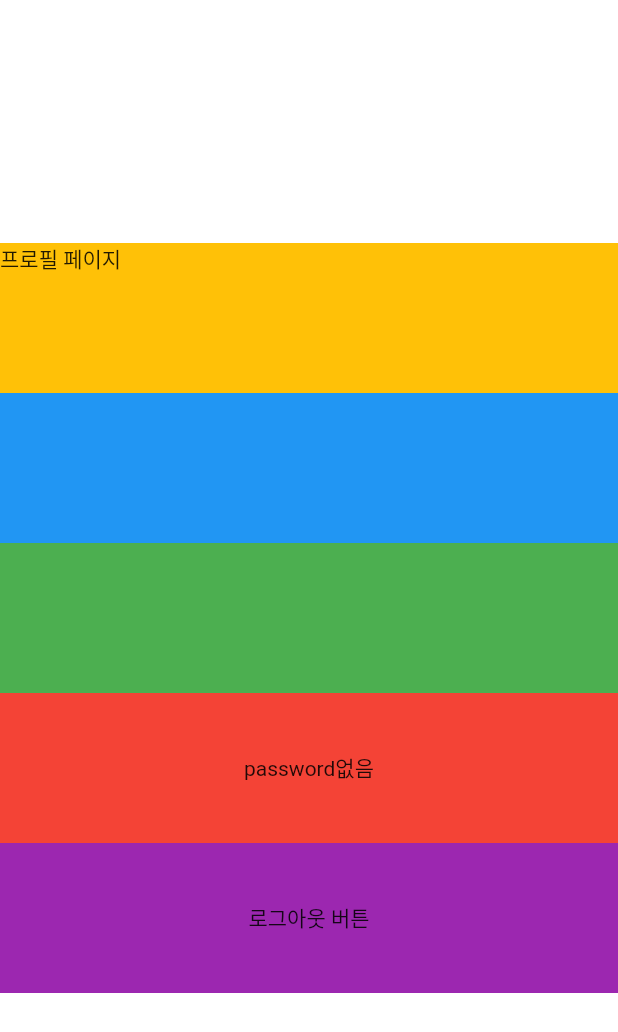
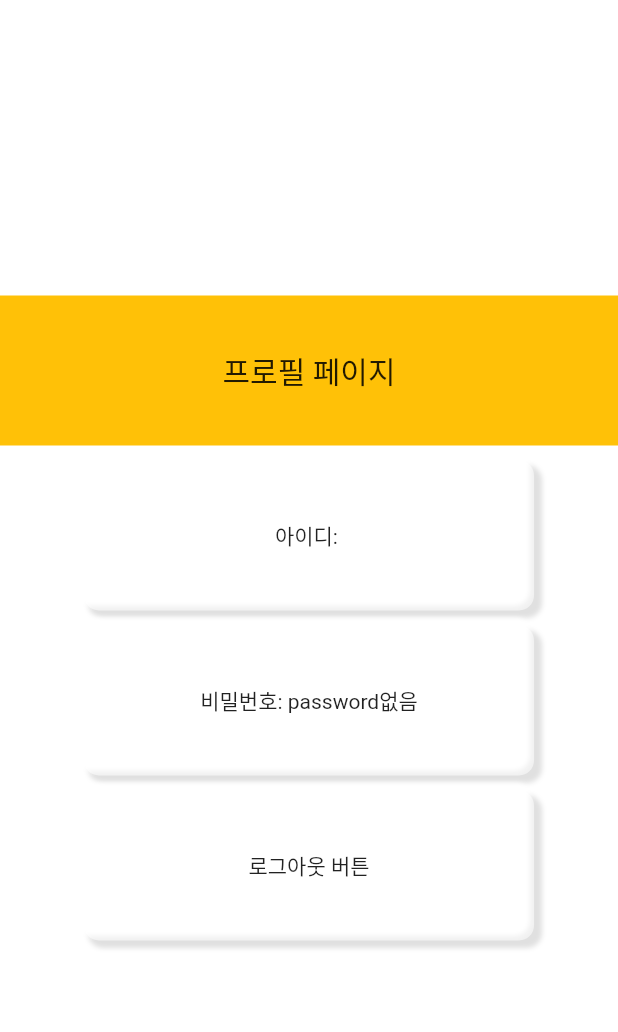
Before and after one commit to troymerai/COSMIC-tryon, a Flutter app: the ProfileScreen screen opened directly, on a phone screen of 412 x 824 dp. Shown: the top 1032 px of the screen. Run offline on Flutter 3.47's test engine with Material 2 defaults, Android fonts, the phone set to English and light mode, and no system bars; our stand-ins replace equatable, fluttertoast, get, image_picker, permission_handler, shared_preferences; accounts and stored records are empty.

Commit message:
style: UI 수정 (#30)

```diff
--- a/tryondemo/lib/src/screen/bottomnavigation/profilescreen.dart
+++ b/tryondemo/lib/src/screen/bottomnavigation/profilescreen.dart
@@ -19,17 +19,19 @@ class _ProfileScreenState extends State<ProfileScreen> {
     final String savedId = await UserPreferences.getUserId();
     final String savedPassword = await UserPreferences.getUserPassword();
 
-    /** 사용자를 정보 삭제 */
+    // 1. 사용자 정보 중 저장해두고 싶지 않은 정보 삭제
     await UserPreferences.clear(
         keepUid: true, keepId: true, keepPassword: true, keepToken: true);
 
+    // 2. 메모리 상의 사용자 정보 삭제
     setState(() {
       // 로그인 상태를 나타내는 변수나 클래스 초기화
     });
 
+    // 3. 로그아웃 완료 후 토스트 메세지 출력
     Fluttertoast.showToast(msg: "로그아웃 되었습니다.");
 
-    // 로그아웃 프로세스 후 로그인 페이지로 이동
+    // 4. 로그아웃 완료 후 로그인 페이지로 이동
     Get.to(() => LoginScreen());
   }
 
@@ -49,34 +51,99 @@ class _ProfileScreenState extends State<ProfileScreen> {
               width: double.infinity,
               height: 100,
               color: Colors.amber,
-              child: const Text('프로필 페이지'),
+              child: const Center(
+                child: Text(
+                  '프로필 페이지',
+                  style: TextStyle(fontSize: 20),
+                ),
+              ),
+            ),
+            SizedBox(
+              height: 10,
+            ),
+            // Container(
+            //   width: double.infinity,
+            //   height: 100,
+            //   color: Colors.blue,
+            //   child: Center(child: Text(userUid)),
+            // ),
+            Container(
+              width: 300,
+              height: 100,
+              decoration: BoxDecoration(
+                color: Colors.white54,
+                borderRadius: BorderRadius.circular(10),
+                boxShadow: [
+                  BoxShadow(
+                    color: Colors.grey[300]!,
+                    offset: Offset(4, 4),
+                    blurRadius: 2,
+                    spreadRadius: 1,
+                  ),
+                  BoxShadow(
+                    color: Colors.white,
+                    offset: Offset(-4, -4),
+                    blurRadius: 2,
+                    spreadRadius: 1,
+                  ),
+                ],
+              ),
+              child: Center(child: Text('아이디: ' + userId)),
+            ),
+            SizedBox(
+              height: 10,
             ),
             Container(
-              width: double.infinity,
+              width: 300,
               height: 100,
-              color: Colors.blue,
-              child: Center(child: Text(userUid)),
+              decoration: BoxDecoration(
+                color: Colors.white54,
+                borderRadius: BorderRadius.circular(10),
+                boxShadow: [
+                  BoxShadow(
+                    color: Colors.grey[300]!,
+                    offset: Offset(4, 4),
+                    blurRadius: 2,
+                    spreadRadius: 1,
+                  ),
+                  BoxShadow(
+                    color: Colors.white,
+                    offset: Offset(-4, -4),
+                    blurRadius: 2,
+                    spreadRadius: 1,
+                  ),
+                ],
+              ),
+              child: Center(child: Text('비밀번호: ' + userPassword)),
             ),
-            Container(
-              width: double.infinity,
-              height: 100,
-              color: Colors.green,
-              child: Center(child: Text(userId)),
-            ),
-            Container(
-              width: double.infinity,
-              height: 100,
-              color: Colors.red,
-              child: Center(child: Text(userPassword)),
+            SizedBox(
+              height: 10,
             ),
             GestureDetector(
               onTap: () {
                 logout();
               },
               child: Container(
-                width: double.infinity,
+                width: 300,
                 height: 100,
-                color: Colors.purple,
+                decoration: BoxDecoration(
+                  color: Colors.white54,
+                  borderRadius: BorderRadius.circular(10),
+                  boxShadow: [
+                    BoxShadow(
+                      color: Colors.grey[300]!,
+                      offset: Offset(4, 4),
+                      blurRadius: 2,
+                      spreadRadius: 1,
+                    ),
+                    BoxShadow(
+                      color: Colors.white,
+                      offset: Offset(-4, -4),
+                      blurRadius: 2,
+                      spreadRadius: 1,
+                    ),
+                  ],
+                ),
                 child: const Center(child: Text('로그아웃 버튼')),
               ),
             ),
```
Also changed, not shown: tryondemo/lib/src/screen/bottomnavigation/mainscreen.dart (+26 -14 lines).
